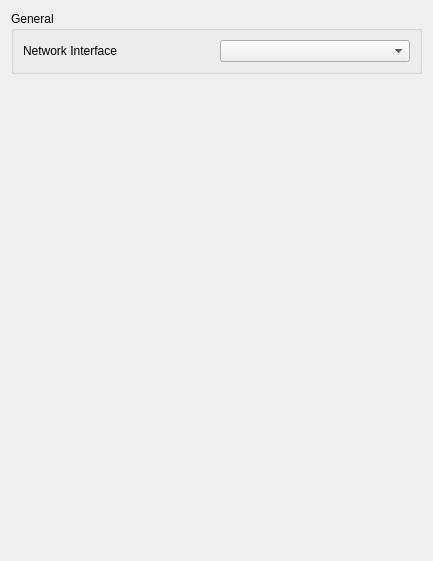
The window that src/suyu/configuration/configure_network.ui (suyu-emu/suyu-v0.0.4) describes before a commit, drawn with Qt 5.
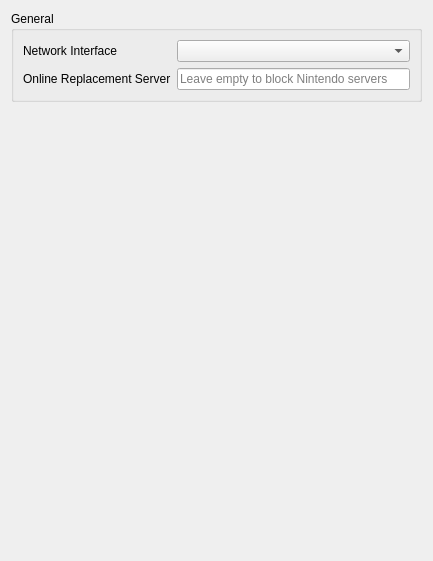
The same window after the commit.

Commit message:
suyu: expose the online replacement server in Network settings
The resolver can already redirect Nintendo hostnames to a replacement
network, but the host could only be set by editing the config file. The
Network page now has a field for it, with the caveat stated in the
tooltip: this redirects name lookups only, and a replacement network is
likely to want its own account as well.

Empty means the previous behaviour - Nintendo's servers are unreachable,
so requests for them are refused.

```diff
--- a/src/suyu/configuration/configure_network.ui
+++ b/src/suyu/configuration/configure_network.ui
@@ -35,6 +35,23 @@
           </property>
          </widget>
         </item>
+        <item row="2" column="0">
+         <widget class="QLabel" name="label_replacement_host">
+          <property name="text">
+           <string>Online Replacement Server</string>
+          </property>
+         </widget>
+        </item>
+        <item row="2" column="1">
+         <widget class="QLineEdit" name="network_replacement_host">
+          <property name="placeholderText">
+           <string>Leave empty to block Nintendo servers</string>
+          </property>
+          <property name="toolTip">
+           <string>Nintendo's own online servers cannot be reached, so games asking for them are normally refused. Enter the hostname of a replacement network (for example a community server such as Nextendo) to send those requests there instead. This only redirects name lookups; the replacement network may also need its own account.</string>
+          </property>
+         </widget>
+        </item>
        </layout>
       </widget>
      </item>
```
The commit also changes 1 other file.
